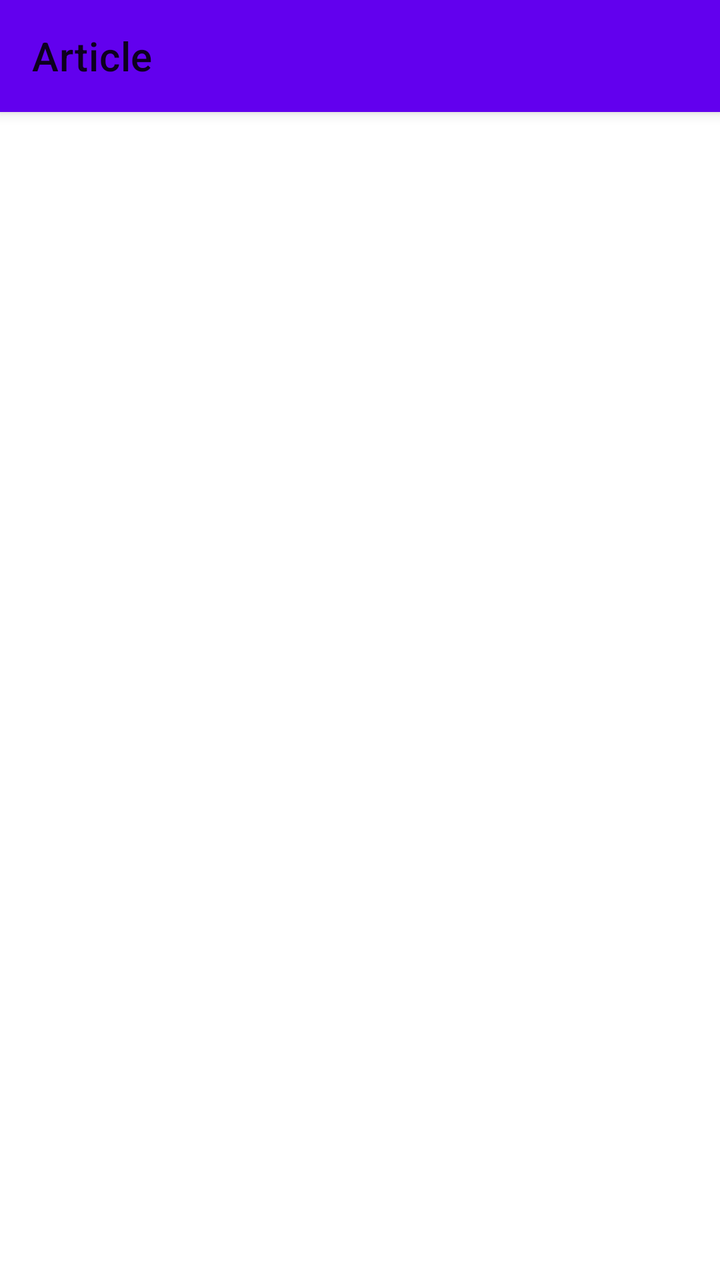
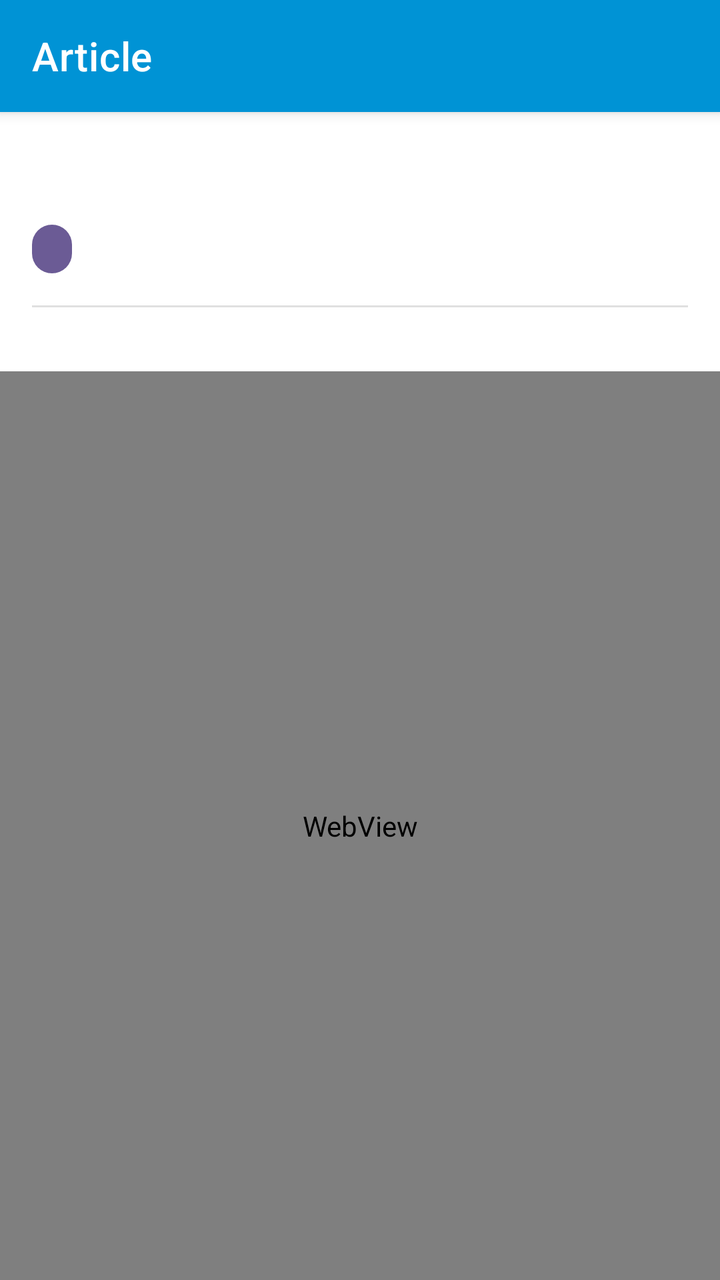

Compare the two renders of this Android layout. The source of the first and the diff that turns it into the second are given below.
<!-- AndroidManifest.xml: application theme Theme.HelloApp -->
<!-- res/layout/activity_article_detail.xml -->
<?xml version="1.0" encoding="utf-8"?>
<androidx.coordinatorlayout.widget.CoordinatorLayout xmlns:android="http://schemas.android.com/apk/res/android"
    xmlns:app="http://schemas.android.com/apk/res-auto"
    android:layout_width="match_parent"
    android:layout_height="match_parent">

    <com.google.android.material.appbar.AppBarLayout
        android:layout_width="match_parent"
        android:layout_height="wrap_content">

        <com.google.android.material.appbar.MaterialToolbar
            android:id="@+id/toolbar"
            android:layout_width="match_parent"
            android:layout_height="?attr/actionBarSize"
            app:title="Article" />

    </com.google.android.material.appbar.AppBarLayout>

    <androidx.core.widget.NestedScrollView
        android:layout_width="match_parent"
        android:layout_height="match_parent"
        app:layout_behavior="@string/appbar_scrolling_view_behavior">

        <LinearLayout
            android:layout_width="match_parent"
            android:layout_height="wrap_content"
            android:orientation="vertical"
            android:padding="16dp">

            <TextView
                android:id="@+id/articleTitle"
                android:layout_width="match_parent"
                android:layout_height="wrap_content"
                android:textSize="24sp"
                android:textStyle="bold"
                android:textColor="@android:color/black"
                android:layout_marginBottom="8dp" />

            <LinearLayout
                android:layout_width="match_parent"
                android:layout_height="wrap_content"
                android:orientation="horizontal"
                android:layout_marginBottom="16dp">

                <TextView
                    android:id="@+id/articleCategory"
                    android:layout_width="wrap_content"
                    android:layout_height="wrap_content"
                    android:textSize="14sp"
                    android:textColor="@color/purple_500"
                    android:background="?attr/selectableItemBackground"
                    android:padding="8dp" />

                <TextView
                    android:id="@+id/articleSource"
                    android:layout_width="0dp"
                    android:layout_height="wrap_content"
                    android:layout_weight="1"
                    android:textSize="14sp"
                    android:textColor="@android:color/darker_gray"
                    android:gravity="end"
                    android:layout_marginStart="8dp"
                    android:padding="8dp" />

            </LinearLayout>

            <TextView
                android:id="@+id/articleContent"
                android:layout_width="match_parent"
                android:layout_height="wrap_content"
                android:textSize="16sp"
                android:textColor="@android:color/black"
                android:lineSpacingMultiplier="1.3"
                android:paddingTop="8dp"
                android:paddingBottom="16dp" />

        </LinearLayout>

    </androidx.core.widget.NestedScrollView>

</androidx.coordinatorlayout.widget.CoordinatorLayout>
<!-- resources referenced by this layout -->
<resources>
  <color name="purple_500">#FF6200EE</color>
  <style name="Theme.HelloApp" parent="Theme.MaterialComponents.DayNight.NoActionBar">
          <item name="colorPrimary">@color/purple_500</item>
          <item name="colorPrimaryVariant">@color/purple_700</item>
          <item name="colorOnPrimary">@color/white</item>
          <item name="colorSecondary">@color/teal_200</item>
          <item name="colorSecondaryVariant">@color/teal_700</item>
          <item name="colorOnSecondary">@color/black</item>
          <item name="android:statusBarColor">?attr/colorPrimaryVariant</item>
      </style>
  <color name="purple_700">#FF3700B3</color>
  <color name="white">#FFFFFFFF</color>
  <color name="teal_200">#FF03DAC5</color>
  <color name="teal_700">#FF018786</color>
  <color name="black">#FF000000</color>
</resources>

<!-- the commit's change to res/layout/activity_article_detail.xml (unified diff, before → after) -->
@@ -2,40 +2,49 @@
 <androidx.coordinatorlayout.widget.CoordinatorLayout xmlns:android="http://schemas.android.com/apk/res/android"
     xmlns:app="http://schemas.android.com/apk/res-auto"
     android:layout_width="match_parent"
-    android:layout_height="match_parent">
+    android:layout_height="match_parent"
+    android:background="#FFFFFF">
 
     <com.google.android.material.appbar.AppBarLayout
         android:layout_width="match_parent"
-        android:layout_height="wrap_content">
+        android:layout_height="wrap_content"
+        android:background="#0093D5">
 
         <com.google.android.material.appbar.MaterialToolbar
             android:id="@+id/toolbar"
             android:layout_width="match_parent"
             android:layout_height="?attr/actionBarSize"
-            app:title="Article" />
+            app:title="Article"
+            app:titleTextColor="@android:color/white"
+            app:navigationIconTint="@android:color/white" />
 
     </com.google.android.material.appbar.AppBarLayout>
 
-    <androidx.core.widget.NestedScrollView
+    <LinearLayout
         android:layout_width="match_parent"
         android:layout_height="match_parent"
+        android:orientation="vertical"
         app:layout_behavior="@string/appbar_scrolling_view_behavior">
 
         <LinearLayout
             android:layout_width="match_parent"
             android:layout_height="wrap_content"
             android:orientation="vertical"
-            android:padding="16dp">
+            android:padding="16dp"
+            android:background="#FFFFFF">
 
+            
             <TextView
                 android:id="@+id/articleTitle"
                 android:layout_width="match_parent"
                 android:layout_height="wrap_content"
                 android:textSize="24sp"
                 android:textStyle="bold"
-                android:textColor="@android:color/black"
+                android:textColor="#333333"
+                android:lineSpacingMultiplier="1.2"
                 android:layout_marginBottom="8dp" />
 
+            
             <LinearLayout
                 android:layout_width="match_parent"
                 android:layout_height="wrap_content"
@@ -46,36 +55,40 @@
                     android:id="@+id/articleCategory"
                     android:layout_width="wrap_content"
                     android:layout_height="wrap_content"
-                    android:textSize="14sp"
-                    android:textColor="@color/purple_500"
-                    android:background="?attr/selectableItemBackground"
-                    android:padding="8dp" />
+                    android:textSize="12sp"
+                    android:textColor="@android:color/white"
+                    android:textAllCaps="true"
+                    android:background="@drawable/category_badge_background"
+                    android:paddingHorizontal="10dp"
+                    android:paddingVertical="4dp" />
 
                 <TextView
                     android:id="@+id/articleSource"
-                    android:layout_width="0dp"
+                    android:layout_width="wrap_content"
                     android:layout_height="wrap_content"
-                    android:layout_weight="1"
-                    android:textSize="14sp"
-                    android:textColor="@android:color/darker_gray"
-                    android:gravity="end"
-                    android:layout_marginStart="8dp"
-                    android:padding="8dp" />
+                    android:textSize="12sp"
+                    android:textColor="#666666"
+                    android:layout_marginStart="12dp"
+                    android:gravity="center_vertical" />
 
             </LinearLayout>
 
-            <TextView
-                android:id="@+id/articleContent"
+            
+            <View
                 android:layout_width="match_parent"
-                android:layout_height="wrap_content"
-                android:textSize="16sp"
-                android:textColor="@android:color/black"
-                android:lineSpacingMultiplier="1.3"
-                android:paddingTop="8dp"
-                android:paddingBottom="16dp" />
+                android:layout_height="1dp"
+                android:background="#E0E0E0"
+                android:layout_marginBottom="16dp" />
 
         </LinearLayout>
 
-    </androidx.core.widget.NestedScrollView>
+        
+        <WebView
+            android:id="@+id/articleContent"
+            android:layout_width="match_parent"
+            android:layout_height="match_parent"
+            android:background="#FFFFFF" />
+
+    </LinearLayout>
 
 </androidx.coordinatorlayout.widget.CoordinatorLayout>
<!-- resource entries referenced after the edit -->
@@ -1,6 +1,12 @@
 <!-- resources referenced by this layout -->
 <resources>
-  <color name="purple_500">#FF6200EE</color>
+  <!-- drawable category_badge_background (drawable) -->
+  <?xml version="1.0" encoding="utf-8"?>
+  <shape xmlns:android="http://schemas.android.com/apk/res/android"
+      android:shape="rectangle">
+      <solid android:color="#6B5B95" />
+      <corners android:radius="12dp" />
+  </shape>
   <style name="Theme.HelloApp" parent="Theme.MaterialComponents.DayNight.NoActionBar">
           <item name="colorPrimary">@color/purple_500</item>
           <item name="colorPrimaryVariant">@color/purple_700</item>
@@ -10,6 +16,7 @@
           <item name="colorOnSecondary">@color/black</item>
           <item name="android:statusBarColor">?attr/colorPrimaryVariant</item>
       </style>
+  <color name="purple_500">#FF6200EE</color>
   <color name="purple_700">#FF3700B3</color>
   <color name="white">#FFFFFFFF</color>
   <color name="teal_200">#FF03DAC5</color>
